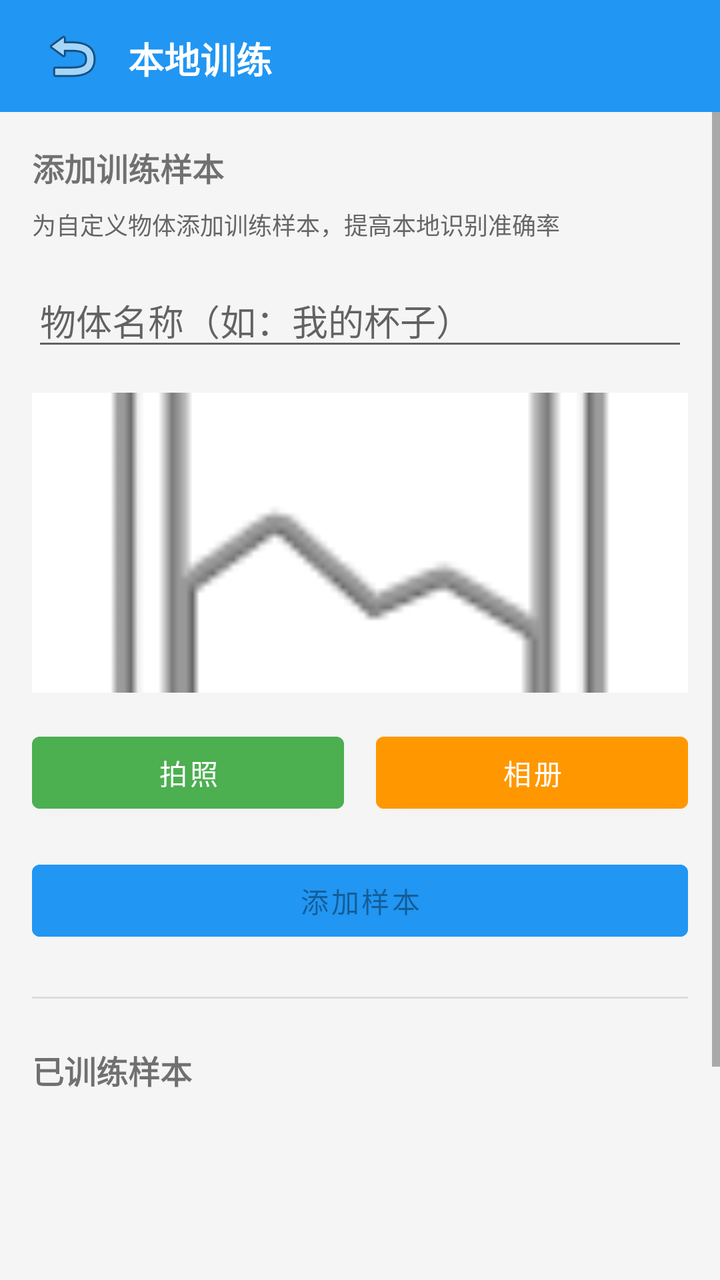
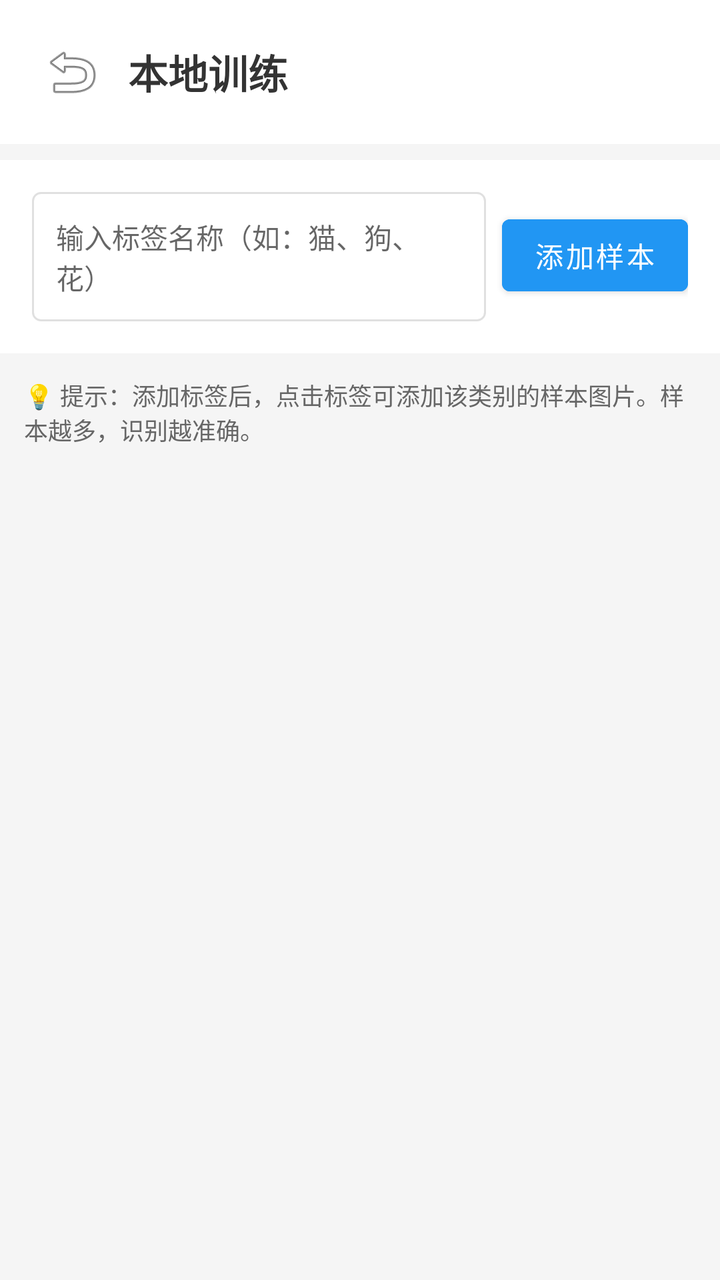

The first picture is an Android layout as it rendered before a commit; the second is the same layout after the commit. The layout source and the unified diff follow.
<!-- AndroidManifest.xml: application theme Theme.ImageRecognition -->
<!-- res/layout/activity_training.xml -->
<?xml version="1.0" encoding="utf-8"?>
<LinearLayout xmlns:android="http://schemas.android.com/apk/res/android"
    android:layout_width="match_parent"
    android:layout_height="match_parent"
    android:orientation="vertical"
    android:background="#F5F5F5">

    
    <LinearLayout
        android:layout_width="match_parent"
        android:layout_height="56dp"
        android:background="#2196F3"
        android:gravity="center_vertical"
        android:padding="16dp">

        <ImageButton
            android:id="@+id/btnBack"
            android:layout_width="40dp"
            android:layout_height="40dp"
            android:background="?attr/selectableItemBackgroundBorderless"
            android:src="@android:drawable/ic_menu_revert"
            android:contentDescription="返回" />

        <TextView
            android:layout_width="0dp"
            android:layout_height="wrap_content"
            android:layout_weight="1"
            android:text="本地训练"
            android:textColor="#FFFFFF"
            android:textSize="18sp"
            android:textStyle="bold"
            android:layout_marginStart="8dp" />
    </LinearLayout>

    <ScrollView
        android:layout_width="match_parent"
        android:layout_height="match_parent">

        <LinearLayout
            android:layout_width="match_parent"
            android:layout_height="wrap_content"
            android:orientation="vertical"
            android:padding="16dp">

            <TextView
                android:layout_width="match_parent"
                android:layout_height="wrap_content"
                android:text="添加训练样本"
                android:textSize="16sp"
                android:textStyle="bold"
                android:layout_marginBottom="8dp" />

            <TextView
                android:layout_width="match_parent"
                android:layout_height="wrap_content"
                android:text="为自定义物体添加训练样本，提高本地识别准确率"
                android:textSize="12sp"
                android:textColor="#666666"
                android:layout_marginBottom="16dp" />

            <EditText
                android:id="@+id/etLabel"
                android:layout_width="match_parent"
                android:layout_height="wrap_content"
                android:hint="物体名称（如：我的杯子）"
                android:layout_marginBottom="16dp" />

            <ImageView
                android:id="@+id/imageSample"
                android:layout_width="match_parent"
                android:layout_height="150dp"
                android:background="#FFFFFF"
                android:scaleType="centerCrop"
                android:src="@android:drawable/ic_menu_gallery"
                android:layout_marginBottom="16dp" />

            <LinearLayout
                android:layout_width="match_parent"
                android:layout_height="wrap_content"
                android:orientation="horizontal"
                android:layout_marginBottom="16dp">

                <Button
                    android:id="@+id/btnTakePhoto"
                    android:layout_width="0dp"
                    android:layout_height="48dp"
                    android:layout_weight="1"
                    android:layout_marginEnd="8dp"
                    android:text="拍照"
                    android:backgroundTint="#4CAF50" />

                <Button
                    android:id="@+id/btnSelectImage"
                    android:layout_width="0dp"
                    android:layout_height="48dp"
                    android:layout_weight="1"
                    android:layout_marginStart="8dp"
                    android:text="相册"
                    android:backgroundTint="#FF9800" />
            </LinearLayout>

            <Button
                android:id="@+id/btnAddSample"
                android:layout_width="match_parent"
                android:layout_height="48dp"
                android:text="添加样本"
                android:backgroundTint="#2196F3"
                android:enabled="false" />

            <View
                android:layout_width="match_parent"
                android:layout_height="1dp"
                android:background="#DDDDDD"
                android:layout_marginVertical="24dp" />

            <TextView
                android:layout_width="match_parent"
                android:layout_height="wrap_content"
                android:text="已训练样本"
                android:textSize="16sp"
                android:textStyle="bold"
                android:layout_marginBottom="8dp" />

            <androidx.recyclerview.widget.RecyclerView
                android:id="@+id/rvSamples"
                android:layout_width="match_parent"
                android:layout_height="wrap_content"
                android:minHeight="200dp" />

        </LinearLayout>
    </ScrollView>
</LinearLayout>
<!-- resources referenced by this layout -->
<resources>
  <style name="Theme.ImageRecognition" parent="Theme.MaterialComponents.DayNight.NoActionBar">
          <item name="colorPrimary">@color/colorPrimary</item>
          <item name="colorPrimaryDark">@color/colorPrimaryDark</item>
          <item name="colorAccent">@color/colorAccent</item>
      </style>
  <color name="colorPrimary">#6200EE</color>
  <color name="colorPrimaryDark">#3700B3</color>
  <color name="colorAccent">#03DAC5</color>
</resources>

<!-- the commit's change to res/layout/activity_training.xml (unified diff, before → after) -->
@@ -8,125 +8,88 @@
     
     <LinearLayout
         android:layout_width="match_parent"
-        android:layout_height="56dp"
-        android:background="#2196F3"
+        android:layout_height="wrap_content"
+        android:orientation="horizontal"
         android:gravity="center_vertical"
-        android:padding="16dp">
+        android:padding="16dp"
+        android:background="#FFFFFF">
 
         <ImageButton
-            android:id="@+id/btnBack"
             android:layout_width="40dp"
             android:layout_height="40dp"
+            android:src="@android:drawable/ic_menu_revert"
             android:background="?attr/selectableItemBackgroundBorderless"
-            android:src="@android:drawable/ic_menu_revert"
-            android:contentDescription="返回" />
+            android:contentDescription="返回"
+            android:onClick="onBack" />
 
         <TextView
             android:layout_width="0dp"
             android:layout_height="wrap_content"
             android:layout_weight="1"
             android:text="本地训练"
-            android:textColor="#FFFFFF"
-            android:textSize="18sp"
+            android:textSize="20sp"
             android:textStyle="bold"
+            android:textColor="#333333"
             android:layout_marginStart="8dp" />
     </LinearLayout>
 
-    <ScrollView
+    
+    <LinearLayout
         android:layout_width="match_parent"
-        android:layout_height="match_parent">
+        android:layout_height="wrap_content"
+        android:orientation="horizontal"
+        android:padding="16dp"
+        android:background="#FFFFFF"
+        android:layout_marginTop="8dp">
 
-        <LinearLayout
-            android:layout_width="match_parent"
+        <EditText
+            android:id="@+id/etLabel"
+            android:layout_width="0dp"
             android:layout_height="wrap_content"
-            android:orientation="vertical"
-            android:padding="16dp">
+            android:layout_weight="1"
+            android:hint="输入标签名称（如：猫、狗、花）"
+            android:background="@drawable/edit_bg"
+            android:padding="12dp"
+            android:textSize="14sp" />
 
-            <TextView
-                android:layout_width="match_parent"
-                android:layout_height="wrap_content"
-                android:text="添加训练样本"
-                android:textSize="16sp"
-                android:textStyle="bold"
-                android:layout_marginBottom="8dp" />
+        <Button
+            android:layout_width="wrap_content"
+            android:layout_height="wrap_content"
+            android:text="添加样本"
+            android:backgroundTint="#2196F3"
+            android:textColor="#FFFFFF"
+            android:layout_marginStart="8dp"
+            android:onClick="onAddTrainImage" />
+    </LinearLayout>
 
-            <TextView
-                android:layout_width="match_parent"
-                android:layout_height="wrap_content"
-                android:text="为自定义物体添加训练样本，提高本地识别准确率"
-                android:textSize="12sp"
-                android:textColor="#666666"
-                android:layout_marginBottom="16dp" />
+    
+    <TextView
+        android:layout_width="match_parent"
+        android:layout_height="wrap_content"
+        android:text="💡 提示：添加标签后，点击标签可添加该类别的样本图片。样本越多，识别越准确。"
+        android:textSize="12sp"
+        android:textColor="#666666"
+        android:padding="12dp" />
 
-            <EditText
-                android:id="@+id/etLabel"
-                android:layout_width="match_parent"
-                android:layout_height="wrap_content"
-                android:hint="物体名称（如：我的杯子）"
-                android:layout_marginBottom="16dp" />
+    
+    <ListView
+        android:id="@+id/listTrainItems"
+        android:layout_width="match_parent"
+        android:layout_height="0dp"
+        android:layout_weight="1"
+        android:padding="8dp"
+        android:divider="@android:color/transparent"
+        android:dividerHeight="8dp" />
 
-            <ImageView
-                android:id="@+id/imageSample"
-                android:layout_width="match_parent"
-                android:layout_height="150dp"
-                android:background="#FFFFFF"
-                android:scaleType="centerCrop"
-                android:src="@android:drawable/ic_menu_gallery"
-                android:layout_marginBottom="16dp" />
-
-            <LinearLayout
-                android:layout_width="match_parent"
-                android:layout_height="wrap_content"
-                android:orientation="horizontal"
-                android:layout_marginBottom="16dp">
-
-                <Button
-                    android:id="@+id/btnTakePhoto"
-                    android:layout_width="0dp"
-                    android:layout_height="48dp"
-                    android:layout_weight="1"
-                    android:layout_marginEnd="8dp"
-                    android:text="拍照"
-                    android:backgroundTint="#4CAF50" />
-
-                <Button
-                    android:id="@+id/btnSelectImage"
-                    android:layout_width="0dp"
-                    android:layout_height="48dp"
-                    android:layout_weight="1"
-                    android:layout_marginStart="8dp"
-                    android:text="相册"
-                    android:backgroundTint="#FF9800" />
-            </LinearLayout>
-
-            <Button
-                android:id="@+id/btnAddSample"
-                android:layout_width="match_parent"
-                android:layout_height="48dp"
-                android:text="添加样本"
-                android:backgroundTint="#2196F3"
-                android:enabled="false" />
-
-            <View
-                android:layout_width="match_parent"
-                android:layout_height="1dp"
-                android:background="#DDDDDD"
-                android:layout_marginVertical="24dp" />
-
-            <TextView
-                android:layout_width="match_parent"
-                android:layout_height="wrap_content"
-                android:text="已训练样本"
-                android:textSize="16sp"
-                android:textStyle="bold"
-                android:layout_marginBottom="8dp" />
-
-            <androidx.recyclerview.widget.RecyclerView
-                android:id="@+id/rvSamples"
-                android:layout_width="match_parent"
-                android:layout_height="wrap_content"
-                android:minHeight="200dp" />
-
-        </LinearLayout>
-    </ScrollView>
+    
+    <TextView
+        android:id="@+id/tvEmpty"
+        android:layout_width="match_parent"
+        android:layout_height="0dp"
+        android:layout_weight="1"
+        android:text="暂无训练数据\n\n请在上方输入标签名称并添加样本"
+        android:textSize="16sp"
+        android:textColor="#999999"
+        android:gravity="center"
+        android:visibility="gone" />
 </LinearLayout>
<!-- resource entries referenced after the edit -->
@@ -1,5 +1,13 @@
 <!-- resources referenced by this layout -->
 <resources>
+  <!-- drawable edit_bg (drawable) -->
+  <?xml version="1.0" encoding="utf-8"?>
+  <shape xmlns:android="http://schemas.android.com/apk/res/android"
+      android:shape="rectangle">
+      <solid android:color="#FFFFFF" />
+      <stroke android:width="1dp" android:color="#E0E0E0" />
+      <corners android:radius="4dp" />
+  </shape>
   <style name="Theme.ImageRecognition" parent="Theme.MaterialComponents.DayNight.NoActionBar">
           <item name="colorPrimary">@color/colorPrimary</item>
           <item name="colorPrimaryDark">@color/colorPrimaryDark</item>
